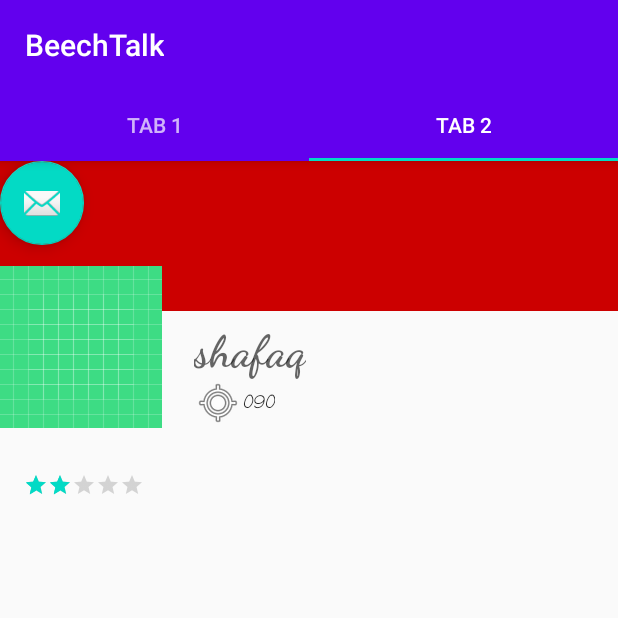
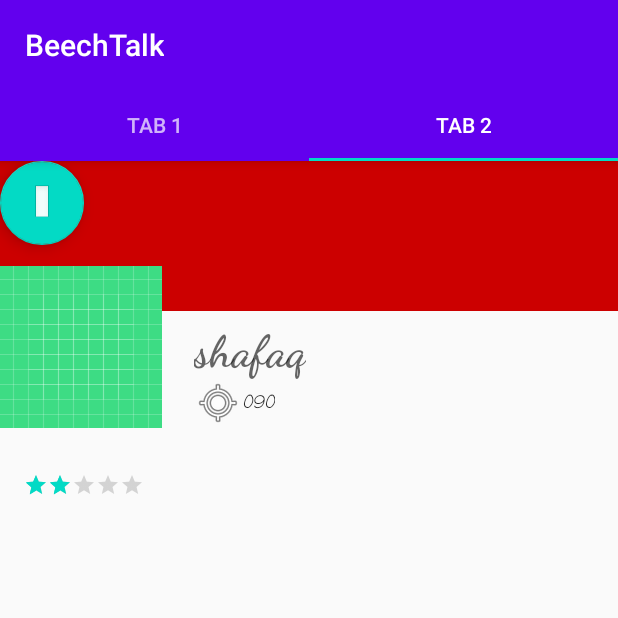
Before and after one commit to Shafaq19/BeechTalk, an Android app: the screen it shows after launch (MainActivity), tab 2 chosen, on a phone screen of 412 x 824 dp, the top half of it. Run offline under Robolectric (Android 15) with nearby library versions, the phone set to English and light mode, and no system bars; our stand-ins replace Room's generated code, Timber, data binding; 1 statement that could not run was skipped.

Commit message:
-- added edit setup

```diff
--- a/app/src/main/java/com/az/beechtalk/ui/main/profileFragment/ProfileFragment.kt
+++ b/app/src/main/java/com/az/beechtalk/ui/main/profileFragment/ProfileFragment.kt
@@ -1,5 +1,6 @@
 package com.az.beechtalk.ui.main.profileFragment
 
+import android.content.Intent
 import android.database.DatabaseUtils
 import android.os.Bundle
 import androidx.fragment.app.Fragment
@@ -14,6 +15,7 @@ import com.az.beechtalk.R
 import com.az.beechtalk.databinding.ProfileLayoutBinding
 import com.az.beechtalk.ui.main.PageViewModel
 import com.az.beechtalk.ui.main.PlaceholderFragment
+import com.az.beechtalk.ui.main.editProfile.EditProfileActivity
 
 /**
  * A simple [Fragment] subclass.
@@ -39,7 +41,10 @@ class ProfileFragment : Fragment() {
     override fun onCreate(savedInstanceState: Bundle?) {
         super.onCreate(savedInstanceState)
     }
-
+fun OnEditProfile(){
+    val intent = Intent(this.context, EditProfileActivity::class.java)
+    startActivity(intent)
+}
     companion object {
         /**
          * The fragment argument representing the section number for this
--- a/app/src/main/java/com/az/beechtalk/ui/main/profileFragment/ProfileFragmentViewModel.kt
+++ b/app/src/main/java/com/az/beechtalk/ui/main/profileFragment/ProfileFragmentViewModel.kt
@@ -35,7 +35,6 @@ uiscope.launch { _user.value = getUserfromDb() }
             User()
     }
     }
-
     override fun onCleared() {
         super.onCleared()
         //so that we dont have jobs that have no where to go
--- a/app/src/main/res/layout/profile_layout.xml
+++ b/app/src/main/res/layout/profile_layout.xml
@@ -68,12 +68,15 @@
         app:layout_constraintTop_toBottomOf="@+id/ovalDp"
         app:layout_constraintVertical_bias="0.0"
         app:layout_goneMarginTop="5dp" />
+
     <com.google.android.material.floatingactionbutton.FloatingActionButton
         android:id="@+id/fab"
         android:layout_width="wrap_content"
         android:layout_height="wrap_content"
         android:layout_gravity="bottom|end"
         android:layout_margin="@dimen/fab_margin"
-        app:srcCompat="@android:drawable/ic_dialog_email" />
+        android:longClickable="false"
+        android:onClick="OnEditProfile"
+        app:srcCompat="@android:drawable/edit_text" />
 </androidx.constraintlayout.widget.ConstraintLayout>
 </layout>
--- /dev/null
+++ b/app/src/main/res/navigation/edit_navigation.xml
@@ -0,0 +1,5 @@
+<?xml version="1.0" encoding="utf-8"?>
+<navigation xmlns:android="http://schemas.android.com/apk/res/android"
+    xmlns:app="http://schemas.android.com/apk/res-auto" android:id="@+id/edit_navigation.xml">
+
+</navigation>
```
Also changed, not shown: app/src/main/AndroidManifest.xml (+5 -4 lines), app/src/main/java/com/az/beechtalk/ui/main/editProfile/EditProfileActivity.kt (added, +13 -0 lines), app/src/main/java/com/az/beechtalk/ui/main/editProfile/EditProfileFragment.kt (added, +24 -0 lines), app/src/main/res/layout/fragment_edit_profile.xml (added, +14 -0 lines).
